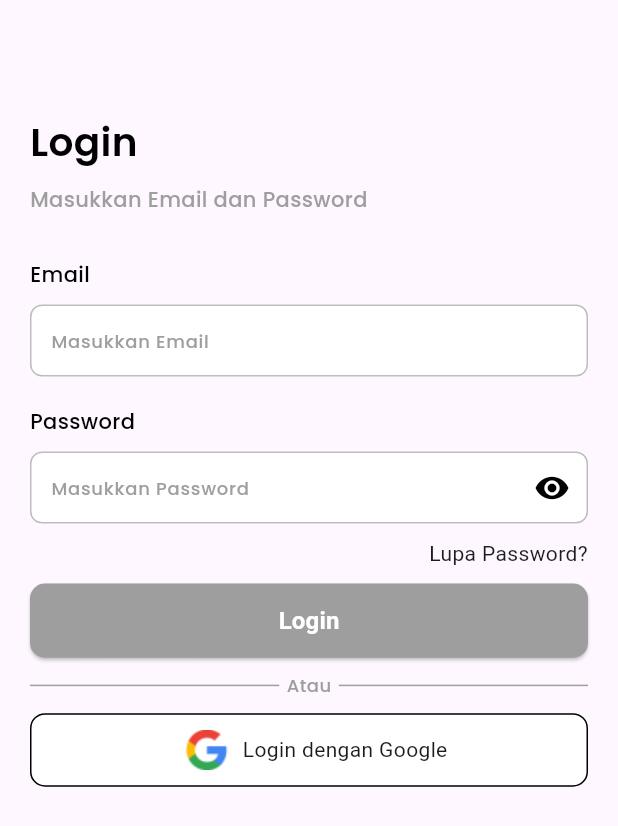
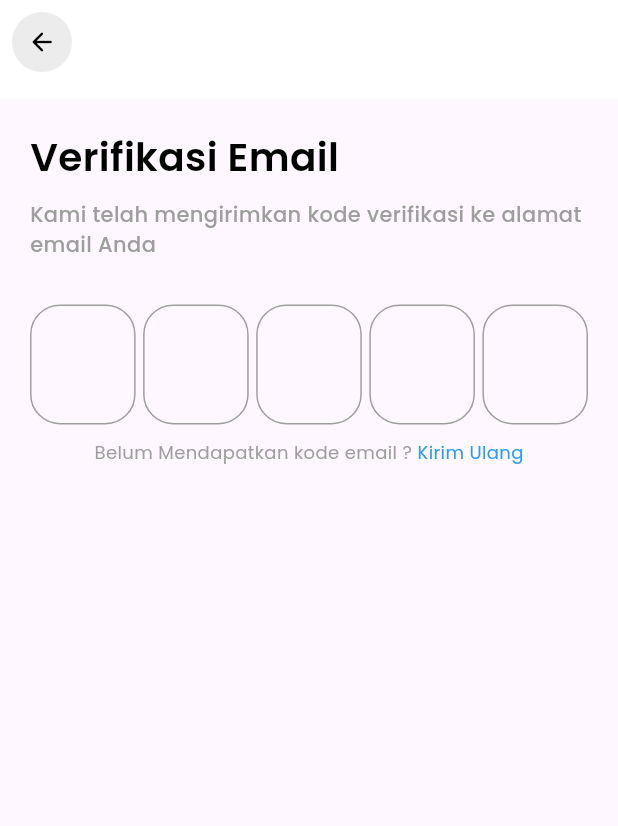
Before and after one commit to Shade2012/Latihan-Aplikasi-Kelas, a Flutter app: the screen it shows after launch, on a phone screen of 412 x 824 dp. Shown: the top 826 px of the screen. Run offline on Flutter 3.47's test engine with Material 3 defaults, Android fonts, the phone set to English and light mode, and no system bars; our stand-ins replace bloc, dartz, dio, equatable, flutter_bloc, go_router and 2 more.

Commit message:
style:[S2/Damar]forgot-password-page-view

```diff
--- a/lib/common/appbar_common.dart
+++ b/lib/common/appbar_common.dart
@@ -0,0 +1,36 @@
+import 'package:flutter/material.dart';
+import 'package:go_router/go_router.dart';
+import 'package:latihan_aplikasi_manajemen_kelas/core/themes/colors.dart';
+
+class AppbarCommon extends StatelessWidget {
+  const AppbarCommon({Key? key}) : super(key: key);
+
+  @override
+  Widget build(BuildContext context) {
+    return AppBar(
+      backgroundColor: Colors.white,
+      surfaceTintColor: Colors.white,
+      elevation: 0,
+      leading: IconButton(
+        onPressed: () {
+          context.pop();
+        },
+        icon: Container(
+          padding: EdgeInsets.all(10),
+          decoration: BoxDecoration(
+            color: ColorsResources.greyAppBar,
+            shape: BoxShape.circle,
+          ),
+          child: Icon(
+            Icons.arrow_back_rounded,
+            color: Colors.black,
+            size: 20, // Set the icon size here
+          ),
+        ),
+        iconSize: 20, // Ensures the IconButton size matches the icon size
+        padding: EdgeInsets.zero, // Remove default padding from IconButton
+        constraints: BoxConstraints(), // Remove the default constraints
+      ),
+    );
+  }
+}
--- a/lib/core/routes/my_route.dart
+++ b/lib/core/routes/my_route.dart
@@ -1,5 +1,6 @@
 import 'package:go_router/go_router.dart';
-import 'package:latihan_aplikasi_manajemen_kelas/features/forgotpassword/presentation/forgot_password.dart';
+import 'package:latihan_aplikasi_manajemen_kelas/features/forgotpassword/presentation/pages/forgot_password.dart';
+import 'package:latihan_aplikasi_manajemen_kelas/features/forgotpassword/presentation/pages/forgot_password_second_page.dart';
 import 'package:latihan_aplikasi_manajemen_kelas/features/home/presentation/page/home_page_view.dart';
 import 'package:latihan_aplikasi_manajemen_kelas/features/login/presentation/page/login_page_view.dart';
 import 'package:latihan_aplikasi_manajemen_kelas/features/splashscreen/splash_screen_view.dart';
@@ -30,6 +31,11 @@ class MyRouter{
         name:'forgot_page',
         pageBuilder: (context, state) => NoTransitionPage(child: ForgotPassword()),
       ),
+      GoRoute(
+        path: '/forgot_password_second_page',
+        name:'forgot_second_page',
+        pageBuilder: (context, state) => NoTransitionPage(child: ForgotPasswordSecondPage()),
+      ),
     ],
 
   );
--- a/lib/core/themes/textstyle.dart
+++ b/lib/core/themes/textstyle.dart
@@ -30,6 +30,26 @@ TextStyle txtLightGrey = GoogleFonts.poppins(
       fontSize: 12,
     ));
 
+TextStyle txtNormalGrey = GoogleFonts.poppins(
+    textStyle: TextStyle(
+      color: Colors.grey,
+      fontWeight: FontWeight.normal,
+      fontSize: 12,
+    ));
+
+TextStyle txtLink = GoogleFonts.poppins(
+    textStyle: TextStyle(
+      color: Color(0xFF289BF6),
+      fontWeight: FontWeight.normal,
+      fontSize: 12,
+    ));
+
+TextStyle otpcode = GoogleFonts.poppins(
+    textStyle: TextStyle(
+        color: Colors.black,
+        fontWeight: FontWeight.bold,
+        fontSize: 20));
+
 TextStyle txtInputHint = GoogleFonts.poppins(
     textStyle: TextStyle(
       color: Colors.grey,
--- a/lib/features/forgotpassword/presentation/bloc/forgot_password_event.dart
+++ b/lib/features/forgotpassword/presentation/bloc/forgot_password_event.dart
@@ -1,5 +1,5 @@
 part of 'forgot_password_bloc.dart';
 
-sealed class ForgotPasswordEvent extends Equatable {
+abstract class ForgotPasswordEvent extends Equatable {
   const ForgotPasswordEvent();
 }
--- a/lib/features/forgotpassword/presentation/bloc/forgot_password_state.dart
+++ b/lib/features/forgotpassword/presentation/bloc/forgot_password_state.dart
@@ -1,6 +1,6 @@
 part of 'forgot_password_bloc.dart';
 
-sealed class ForgotPasswordState extends Equatable {
+abstract class ForgotPasswordState extends Equatable {
   const ForgotPasswordState();
 }
 
--- /dev/null
+++ b/lib/features/forgotpassword/presentation/pages/forgot_password_second_page.dart
@@ -0,0 +1,106 @@
+import 'package:flutter/material.dart';
+import 'package:go_router/go_router.dart';
+
+import '../../../../common/appbar_common.dart';
+import '../../../../common/common_button.dart';
+import '../../../../core/themes/textstyle.dart';
+import '../../../login/presentation/widget/textformfield_widget.dart';
+import '../widget/otp_textfield.dart';
+class ForgotPasswordSecondPage extends StatefulWidget {
+  const ForgotPasswordSecondPage({Key? key}) : super(key: key);
+
+  @override
+  State<ForgotPasswordSecondPage> createState() => _ForgotPasswordSecondPageState();
+}
+
+class _ForgotPasswordSecondPageState extends State<ForgotPasswordSecondPage> {
+  final formkey= GlobalKey<FormState>();
+  final TextEditingController _verificationCode1 = TextEditingController();
+  final TextEditingController _verificationCode2 = TextEditingController();
+  final TextEditingController _verificationCode3 = TextEditingController();
+  final TextEditingController _verificationCode4 = TextEditingController();
+  final TextEditingController _verificationCode5 = TextEditingController();
+  bool requirementComplete = false;
+
+
+  @override
+  void dispose() {
+    // TODO: implement dispose
+    super.dispose();
+    _verificationCode1.dispose();
+    _verificationCode2.dispose();
+    _verificationCode3.dispose();
+    _verificationCode4.dispose();
+    _verificationCode5.dispose();
+  }
+
+  @override
+  Widget build(BuildContext context) {
+    double screenHeight = MediaQuery.of(context).size.height;
+    return Scaffold(
+      appBar: PreferredSize(
+          preferredSize: Size.fromHeight(screenHeight * 0.08),
+          child: AppbarCommon()),
+      body: SingleChildScrollView(child: SafeArea(
+          child: Padding(
+            padding: const EdgeInsets.all(20.0),
+            child: Column(
+              crossAxisAlignment: CrossAxisAlignment.start,
+              children: [
+                Text('Verifikasi Email',style: txtHeading,),
+                const SizedBox(height: 10,),
+                Text('Kami telah mengirimkan kode verifikasi ke alamat email Anda',style: txtDescriptionBold,),
+                const SizedBox(height: 30,),
+                Row(
+                  children: [
+                    VerificationCodeInput(
+                      key: const ValueKey("code1"),
+                      controller: _verificationCode1,
+                      index: 1,
+                    ),
+                    const SizedBox(width: 5,),
+                    VerificationCodeInput(
+                      key: const ValueKey("code2"),
+                      controller: _verificationCode2,
+                      index: 2,
+                    ),
+                    const SizedBox(width: 5,),
+                    VerificationCodeInput(
+                      key: const ValueKey("code3"),
+                      controller: _verificationCode3,
+                      index: 3,
+                    ),
+                    const SizedBox(width: 5,),
+                    VerificationCodeInput(
+                      key: const ValueKey("code4"),
+                      controller: _verificationCode4,
+                      index: 4,
+                    ),
+                    const SizedBox(width: 5,),
+                    VerificationCodeInput(
+                      key: const ValueKey("code5"),
+                      controller: _verificationCode5,
+                      index: 5,
+                    ),
+                  ],
+                ),
+                // CommonButton(text: 'Lanjutkan',height: screenHeight * 0.06 ,onPressed: () {
+                //   context.pushNamed('forgot_second_page');
+                // }, haveRequirement: true,requirementComplete: _emailController.text.isNotEmpty && formkey.currentState!.validate(),
+                // ),
+                const SizedBox(height: 10,),
+                Row(
+                  mainAxisAlignment: MainAxisAlignment.center,
+                  children: [
+                    Text('Belum Mendapatkan kode email ? ',style:txtNormalGrey ,),
+                    Text('Kirim Ulang',style: txtLink,),
+                  ],
+                )
+              ],
+            ),
+          )
+      )
+      ),
+    );
+  }
+}
--- /dev/null
+++ b/lib/features/forgotpassword/presentation/widget/otp_textfield.dart
@@ -0,0 +1,53 @@
+import 'package:flutter/material.dart';
+
+import '../../../../core/themes/textstyle.dart';
+
+
+class VerificationCodeInput extends StatelessWidget {
+  final TextEditingController controller;
+  final int index;
+
+  const VerificationCodeInput({
+    required this.controller,
+    required this.index,
+    Key? key,
+  }) : super(key: key);
+
+  @override
+  Widget build(BuildContext context) {
+    double screenWidth = MediaQuery.of(context).size.width;
+    return Expanded(
+      child: Container(
+        padding: EdgeInsets.symmetric(horizontal: 10,vertical: 15),
+        decoration: BoxDecoration(
+          borderRadius: BorderRadius.all(Radius.circular(20)),
+          border: Border.all(color: Colors.grey)
+        ),
+        child: TextField(
+          controller: controller,
+          keyboardType: TextInputType.number,
+          maxLength: 1,
+          textAlign: TextAlign.center,
+
+          onChanged: (String value) {
+            if (value.length == 1) {
+              if (index == 6) {
+                FocusScope.of(context).unfocus();
+              } else {
+                FocusScope.of(context).nextFocus();
+              }
+            }
+          },
+          decoration: InputDecoration(
+            counterText: '',
+            contentPadding: EdgeInsets.zero, // Ensures no extra padding
+            border: OutlineInputBorder(
+              borderSide: BorderSide.none
+            ),
+          ),
+          style:otpcode,
+        ),
+      ),
+    );
+  }
+}
--- a/lib/features/login/presentation/bloc/login_page_bloc.dart
+++ b/lib/features/login/presentation/bloc/login_page_bloc.dart
@@ -24,8 +24,5 @@ class LoginPageBloc extends Bloc<LoginPageEvent, LoginPageState> {
         emit(LoginPageSuccess(user)
         );});
     });
-    on<ForgotPasswordEvent>((event, emit) {
-      emit(ForgotPasswordState());
-    },);
   }
 }
--- a/lib/features/login/presentation/bloc/login_page_event.dart
+++ b/lib/features/login/presentation/bloc/login_page_event.dart
@@ -15,5 +15,3 @@ class LoginButtonPressed extends LoginPageEvent {
   @override
   List<Object?> get props => [email, password];
 }
-
-class ForgotPasswordEvent extends LoginPageEvent {}
--- a/lib/features/login/presentation/bloc/login_page_state.dart
+++ b/lib/features/login/presentation/bloc/login_page_state.dart
@@ -29,5 +29,3 @@ LoginPageFailure(this.error);
 @override
 List<Object?> get props => [error];
 }
-
-class ForgotPasswordState extends LoginPageState {}
--- a/lib/features/login/presentation/page/login_page_view.dart
+++ b/lib/features/login/presentation/page/login_page_view.dart
@@ -2,10 +2,13 @@ import 'package:flutter/material.dart';
 import 'package:flutter_bloc/flutter_bloc.dart';
 import 'package:go_router/go_router.dart';
 import 'package:latihan_aplikasi_manajemen_kelas/common/common_button.dart';
+import 'package:latihan_aplikasi_manajemen_kelas/core/routes/my_route.dart';
 import 'package:latihan_aplikasi_manajemen_kelas/core/themes/textstyle.dart';
 import 'package:latihan_aplikasi_manajemen_kelas/features/login/presentation/bloc/login_page_bloc.dart';
 import 'package:latihan_aplikasi_manajemen_kelas/features/login/presentation/widget/google_button.dart';
 import 'package:latihan_aplikasi_manajemen_kelas/features/login/presentation/widget/textformfield_widget.dart';
+
+import '../../../../common/appbar_common.dart';
 class LoginPageView extends StatefulWidget {
 
   LoginPageView({Key? key}) : super(key: key);
@@ -70,16 +73,13 @@ class _LoginPageViewState extends State<LoginPageView> {
                         CustomTextFormField(onChanged: (value) => checkRequirements(),type: TextInputType.emailAddress,title: 'Email' ,hint: 'Masukkan Email', obsecureText: false, controller: _emailController, validatorID: 1),
                         const SizedBox(height: 10,),
                         CustomTextFormField(onChanged: (value) => checkRequirements(),type: TextInputType.text,title: 'Password' ,hint: 'Masukkan Password', obsecureText: true,toggleObscureText:  togglePasswordVisibility,controller: _passwordController, validatorID:0),
-                        SizedBox(width: double.infinity,child: BlocConsumer<LoginPageBloc,LoginPageState>(builder:(context, state) {
-                          return InkWell(onTap: () {
-                            context.read<LoginPageBloc>().add(ForgotPasswordEvent());
-                          },child: const Text('Lupa Password?',textAlign: TextAlign.end,));
-                        }, listener: (BuildContext context, LoginPageState state) {
-                          if(state is ForgotPasswordState){
-                            context.pushNamed('forgot_page');
-                          }
-                        },),),
-                        const SizedBox(height: 10,),
+                        SizedBox(width: double.infinity,child: InkWell(onTap: () {
+                          context.pushNamed('forgot_page');
+                        },
+
+                          child: Text('Lupa Password?',textAlign: TextAlign.end,)
+                        ),),
+                        const SizedBox(height: 20,),
                         CommonButton(text: 'Login',height: screenHeight * 0.06 ,onPressed: () {
                         }, haveRequirement: true,requirementComplete: (_emailController.text.isNotEmpty &&
                             _passwordController.text.isNotEmpty) &&
@@ -87,6 +87,7 @@ class _LoginPageViewState extends State<LoginPageView> {
                         )
                       ],
                     )),
+                    const SizedBox(height: 10,),
                     Padding(
                       padding: const EdgeInsets.symmetric(vertical: 10),
                       child: Row(
@@ -97,6 +98,7 @@ class _LoginPageViewState extends State<LoginPageView> {
                         ],
                       ),
                     ),
+                    const SizedBox(height: 10,),
                     GoogleButton(OnPressed: () {
 
                     },)
--- a/lib/features/login/presentation/widget/google_button.dart
+++ b/lib/features/login/presentation/widget/google_button.dart
@@ -1,6 +1,7 @@
 import 'package:flutter/material.dart';
 
 import '../../../../core/themes/images.dart';
+import '../../../../core/themes/textstyle.dart';
 class GoogleButton extends StatelessWidget {
   final VoidCallback OnPressed;
   const GoogleButton({Key? key, required this.OnPressed}) : super(key: key);
@@ -19,7 +20,7 @@ class GoogleButton extends StatelessWidget {
           mainAxisAlignment: MainAxisAlignment.center,
           children: [
             Image.asset(Images.logoGoogle),
-            Text('Login dengan Google')
+            Text('Login dengan Google',style: txtLightGrey,)
           ],
         ),),
     );
```
Also changed, not shown: lib/features/forgotpassword/presentation/pages/forgot_password.dart (+57 -6 lines), lib/features/splashscreen/splash_screen_view.dart (+5 -2 lines).
